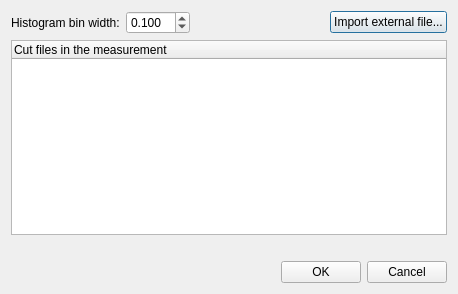
Before: the Qt Designer form ui_files/ui_energy_spectrum_params.ui in JYU-IBA/potku, drawn with Qt 5.
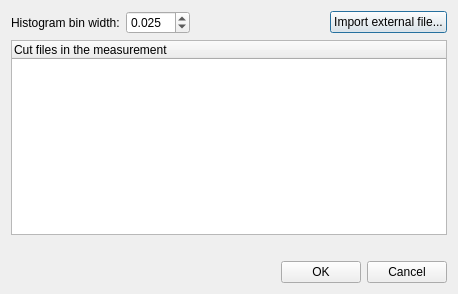
After: the same form once the commit is applied.

The edit to the form file:
```diff
--- a/ui_files/ui_energy_spectrum_params.ui
+++ b/ui_files/ui_energy_spectrum_params.ui
@@ -40,7 +40,7 @@
           <double>0.010000000000000</double>
          </property>
          <property name="value">
-          <double>0.100000000000000</double>
+          <double>0.025000000000000</double>
          </property>
         </widget>
        </item>
```
Left out of the diff: 2 changed lines with no effect on the pictures.
